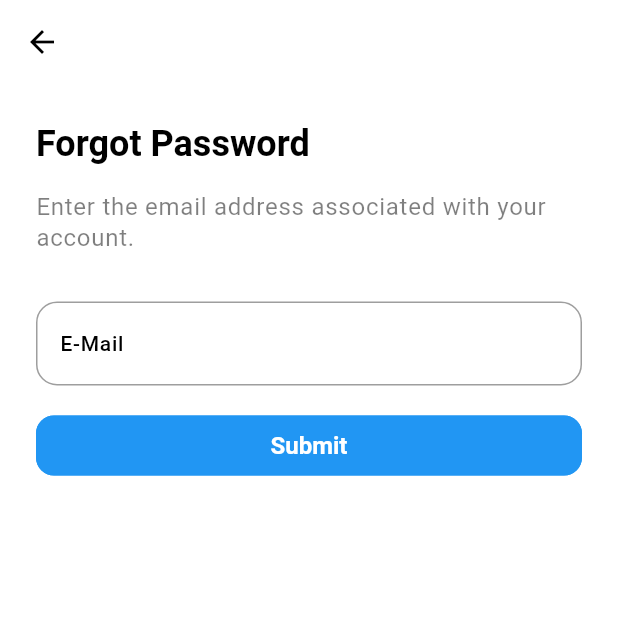
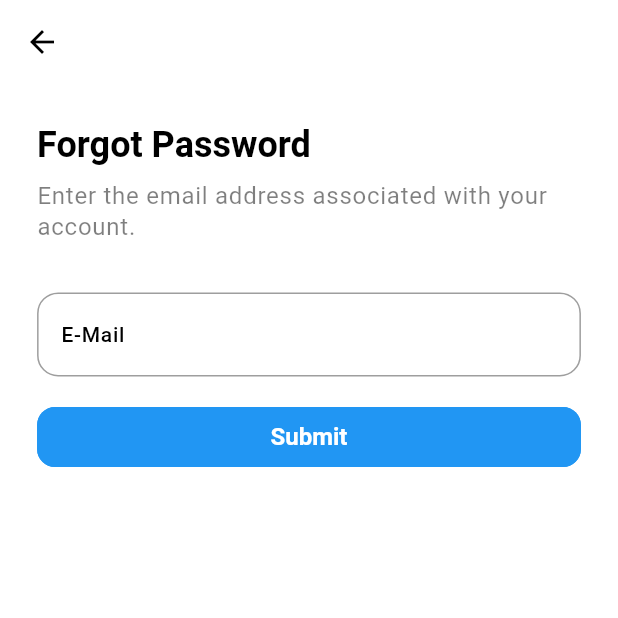
Before and after one commit to AlexanderGeorge102934/westloopmart, a Flutter app: the screen it shows after launch, after a tap on "Forgot Password", on a phone screen of 412 x 824 dp, the top half of it. Run offline on Flutter 3.47's test engine with Material 3 defaults, Android fonts, the phone set to English and light mode, and no system bars; our stand-ins replace get; Roboto replaces fonts that are missing (Poppins).

Commit message:
Fixed up spacing to be dynamic not all is done

```diff
--- a/lib/common/styles/spacing_styles.dart
+++ b/lib/common/styles/spacing_styles.dart
@@ -1,12 +1,13 @@
 import 'package:flutter/material.dart';
-
 import '../../utils/constants/sizes.dart';
 
 class TSpacingStyle {
-  static const EdgeInsetsGeometry paddingWithAppBarHeight = EdgeInsets.only(
-    top: TSizes.appBarHeight,
-    left: TSizes.defaultSpace,
-    bottom: TSizes.defaultSpace,
-    right: TSizes.defaultSpace,
-  );
+  static EdgeInsetsGeometry paddingWithAppBarHeight(BuildContext context) {
+    return EdgeInsets.only(
+      top: TSizes.appBarHeight,
+      left: TSizes.defaultSpace(context),
+      bottom: TSizes.defaultSpace(context),
+      right: TSizes.defaultSpace(context),
+    );
+  }
 }
--- a/lib/common/widgets/social_buttons.dart
+++ b/lib/common/widgets/social_buttons.dart
@@ -28,7 +28,7 @@ class TSocialButtons extends StatelessWidget {
             ),
           ),
         ),
-        const SizedBox(width: TSizes.spaceBtwItems,),
+        SizedBox(width: TSizes.spaceBtwItems(context),),
         Container(
           decoration: BoxDecoration(border: Border.all(color: TColors.grey), borderRadius: BorderRadius.circular(100), color: Colors.white),
           child: IconButton(
--- a/lib/common/widgets/success_screen/success_screen.dart
+++ b/lib/common/widgets/success_screen/success_screen.dart
@@ -18,14 +18,14 @@ class SuccessScreen extends StatelessWidget {
     return Scaffold(
       body: SingleChildScrollView(
         child: Padding(
-          padding: TSpacingStyle.paddingWithAppBarHeight * 2,
+          padding: TSpacingStyle.paddingWithAppBarHeight(context) * 2,
           child: Column(
             children: [
               ///Title & SubTitle
               Text(title, style: Theme.of(context).textTheme.headlineMedium, textAlign: TextAlign.center,),
-              const SizedBox(height: TSizes.spaceBtwItems),
+              SizedBox(height: TSizes.spaceBtwItems(context)),
               Text(subTitle, style: Theme.of(context).textTheme.labelMedium, textAlign: TextAlign.center,),
-              const SizedBox(height: TSizes.spaceBtwSections),
+              SizedBox(height: TSizes.spaceBtwSections(context)),
               ///Buttons
               ///
               SizedBox(width: double.infinity, child: ElevatedButton(onPressed: onPressed, child: const Text(TTexts.tContinue))), // TODO Implement on pressed
--- a/lib/features/authentication/screens/login/Widgets/login_form.dart
+++ b/lib/features/authentication/screens/login/Widgets/login_form.dart
@@ -16,20 +16,20 @@ class TLoginForm extends StatelessWidget {
   @override
   Widget build(BuildContext context) {
     return Form(child: Padding(
-      padding: const EdgeInsets.symmetric(vertical: TSizes.spaceBtwSections),
+      padding: EdgeInsets.symmetric(vertical: TSizes.spaceBtwSections(context)),
       child: Column(
         children: [
           /// Email
           TextFormField(
             decoration: const InputDecoration(labelText: TTexts.email),
           ),
-          const SizedBox(height: TSizes.spaceBtwInputFields),
+          SizedBox(height: TSizes.spaceBtwInputFields(context)),
 
           ///Password
           TextFormField(
             decoration: const InputDecoration(labelText: TTexts.password),
           ),
-          const SizedBox(height: TSizes.spaceBtwInputFields/2),
+          SizedBox(height: TSizes.spaceBtwInputFields(context)/2),
 
           /// Remember Me and Forget Password
           Row(
@@ -47,13 +47,13 @@ class TLoginForm extends StatelessWidget {
               TextButton(onPressed: ()=> Get.to(()=> const ForgetPassword()), child: const Text(TTexts.forgotPassword),)
             ],
           ),
-          const SizedBox(height: TSizes.spaceBtwSections),
+          SizedBox(height: TSizes.spaceBtwItems(context)),
 
           ///Sign In Button
-          SizedBox(width: double.infinity, child: ElevatedButton(onPressed: (){}, child: Text(TTexts.signIn))),
-          const SizedBox(height: TSizes.spaceBtwItems),
+          SizedBox(width: double.infinity, child: ElevatedButton(onPressed: (){}, child: const Text(TTexts.signIn))),
+          SizedBox(height: TSizes.spaceBtwItems(context)),
           ///Create Account Button
-          SizedBox(width: double.infinity, child: OutlinedButton(onPressed: ()=> Get.to(()=> const CreateAccountScreen()), child: Text(TTexts.createAccount))),
+          SizedBox(width: double.infinity, child: OutlinedButton(onPressed: ()=> Get.to(()=> const CreateAccountScreen()), child: const Text(TTexts.createAccount))),
 
         ],
       ),
--- a/lib/features/authentication/screens/login/Widgets/login_header.dart
+++ b/lib/features/authentication/screens/login/Widgets/login_header.dart
@@ -15,7 +15,7 @@ class TLoginHeader extends StatelessWidget {
       crossAxisAlignment: CrossAxisAlignment.center,
       children: [
         Text(TTexts.appName, style: Theme.of(context).textTheme.headlineLarge),
-        const SizedBox(height: TSizes.sm),
+        SizedBox(height: TSizes.sm(context)),
         // Text(TTexts.loginSubTitle, style: Theme.of(context).textTheme.bodyMedium),
       ],
     );
--- a/lib/features/authentication/screens/login/login.dart
+++ b/lib/features/authentication/screens/login/login.dart
@@ -20,21 +20,14 @@ class LoginScreen extends StatelessWidget {
     return Scaffold(
       body: SingleChildScrollView(
         child: Padding(
-          padding: TSpacingStyle.paddingWithAppBarHeight,
-          child: Column(
+          padding: TSpacingStyle.paddingWithAppBarHeight(context),
+          child: const Column(
             children: [
               /// Logo, Title & Sub-Title
-              const TLoginHeader(),
+              TLoginHeader(),
 
               /// Form
-              const TLoginForm(),
-
-              ///Divider
-              TFormDivider(dividerText: TTexts.orSignInWith.capitalize!),
-              const SizedBox(height: TSizes.spaceBtwSections,),
-
-              ///Footer
-              const TSocialButtons()
+              TLoginForm(),
             ],
           ),
         ),
--- a/lib/features/authentication/screens/password_configuration/forget_password.dart
+++ b/lib/features/authentication/screens/password_configuration/forget_password.dart
@@ -20,20 +20,20 @@ class ForgetPassword extends StatelessWidget {
       appBar: AppBar(iconTheme: IconThemeData(
         color: dark ? Colors.white : Colors.black, // Change color based on dark mode
       ),),
-      body: Padding(padding: const EdgeInsets.all(TSizes.defaultSpace),
+      body: Padding(padding:EdgeInsets.all(TSizes.defaultSpace(context)),
           child: Column(
             crossAxisAlignment: CrossAxisAlignment.start,
             children: [
               ///Heading
               Text(TTexts.forgotPassword, style: Theme.of(context).textTheme.headlineMedium),
-              const SizedBox(height: TSizes.spaceBtwItems),
+              SizedBox(height: TSizes.spaceBtwItems(context)),
               Text(TTexts.forgotPasswordSubtitle, style: Theme.of(context).textTheme.labelMedium),
-              const SizedBox(height: TSizes.spaceBtwSections),
+              SizedBox(height: TSizes.spaceBtwSections(context)),
               /// Email
               TextFormField(
                 decoration: const InputDecoration(labelText: TTexts.email),
               ),
-              const SizedBox(height: TSizes.spaceBtwInputFields),
+              SizedBox(height: TSizes.spaceBtwInputFields(context)),
               ///Submit button
               SizedBox(width: double.infinity, child: ElevatedButton(onPressed: () => Get.to(()=> const ResetPassword()), child: const Text(TTexts.submit))), //TODO Have the button send an email
 
--- a/lib/features/authentication/screens/sign_up/Widgets/create_account_header.dart
+++ b/lib/features/authentication/screens/sign_up/Widgets/create_account_header.dart
@@ -15,7 +15,7 @@ class TCreateAccountHeader extends StatelessWidget {
       crossAxisAlignment: CrossAxisAlignment.center,
       children: [
         Text(TTexts.signUpTitle, style: Theme.of(context).textTheme.headlineMedium,),
-        const SizedBox(height: TSizes.md),
+        SizedBox(height: TSizes.md(context)),
       ],
     );
   }
--- a/lib/utils/constants/sizes.dart
+++ b/lib/utils/constants/sizes.dart
@@ -1,12 +1,14 @@
+import 'package:flutter/cupertino.dart';
+
 class TSizes {
 
-  // TODO Need to adjust this is just a template
+  // TODO Need to adjust
   //Padding and margin sizes
-  static const double xs = 4.0;
-  static const double sm = 8.0;
-  static const double md = 16.0;
-  static const double lg = 24.0;
-  static const double xl = 32.0;
+  static double xs(BuildContext context) => MediaQuery.of(context).size.width * 0.01;
+  static double sm(BuildContext context) => MediaQuery.of(context).size.width * 0.02;
+  static double md(BuildContext context) => MediaQuery.of(context).size.width * 0.04;
+  static double lg(BuildContext context) => MediaQuery.of(context).size.width * 0.06;
+  static double xl(BuildContext context) => MediaQuery.of(context).size.width * 0.08;
 
   //Icon sizes
   static const double iconXs = 12.0;
@@ -22,16 +24,17 @@ class TSizes {
   //Button sizes
   static const double buttonHeight = 18.0;
   static const double buttonRadius = 12.0;
-  static const double buttonWidth = 120.0;
+  static double buttonWidth(BuildContext context) => MediaQuery.of(context).size.width * 0.4;
   static const double buttonElevation = 4.0;
 
   //Image sizes
   static const double imageThumbSize = 80.0;
 
   //Default spacing between sections
-  static const double defaultSpace = 24.0;
-  static const double spaceBtwItems = 16.0;
-  static const double spaceBtwSections = 32.0;
+  static double defaultSpace(BuildContext context) => MediaQuery.of(context).size.height * 0.03;
+  static double spaceBtwItems(BuildContext context) => MediaQuery.of(context).size.height * 0.01;
+  static double spaceBtwSections(BuildContext context) => MediaQuery.of(context).size.height * 0.04;
+
 
   //Border radius
   static const double borderRadiusSm = 4.0;
@@ -39,7 +42,7 @@ class TSizes {
   static const double borderRadiusLg = 12.0;
 
   //divider height
-  static const double dividerHeight = 1.0;
+  static double dividerHeight(BuildContext context) => MediaQuery.of(context).size.height * 0.001;
 
   //product item dimensions
   static const double productImageSize = 120.0;
@@ -48,7 +51,7 @@ class TSizes {
 
   //Input field
   static const double inputFieldRadius = 12.0;
-  static const double spaceBtwInputFields = 16.0;
+  static double spaceBtwInputFields(BuildContext context) => MediaQuery.of(context).size.height * 0.02;
 
   //Card sizes
   static const double cardRadiusLg = 16.0;
@@ -61,7 +64,7 @@ class TSizes {
   static const double loadingIndicatorHeight = 200.0;
 
   //Grid view spacing
-  static const double gridViewSpacing = 16.0;
+  static double gridViewSpacing(BuildContext context) => MediaQuery.of(context).size.height * 0.02;
 
   // AppBar height
   static const double appBarHeight = 56.0;
```
Also changed, not shown: lib/features/authentication/screens/password_configuration/reset_password.dart (+4 -4 lines), lib/features/authentication/screens/sign_up/Widgets/create_account_form.dart (+8 -8 lines), lib/features/authentication/screens/sign_up/create_account.dart (+2 -10 lines), lib/features/authentication/screens/sign_up/verify_email.dart (+6 -5 lines).
